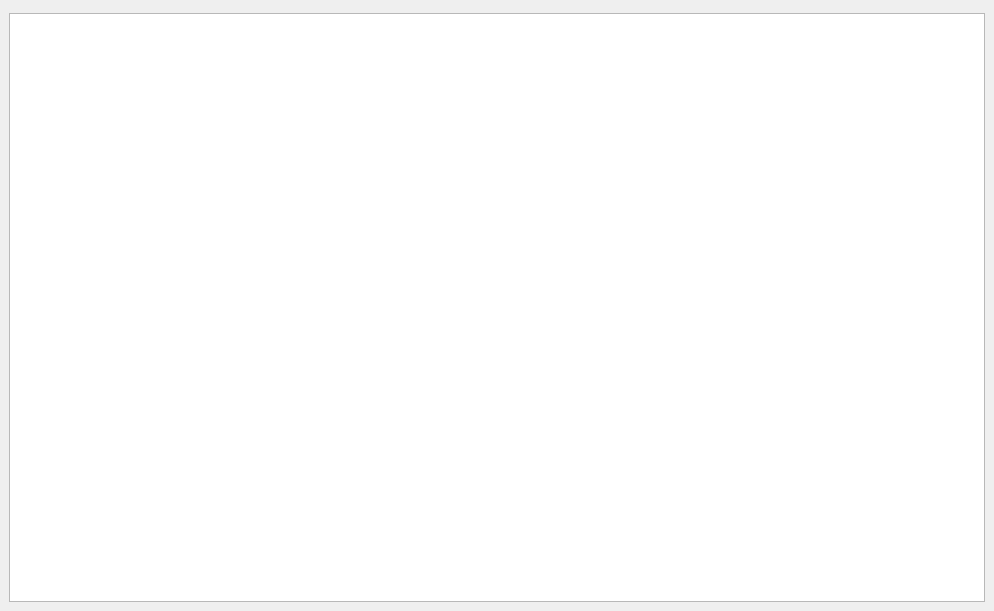
This is src/plugins/qmldesigner/qmldesignerextension/connectioneditor/connectionviewwidget.ui in qt-creator/qt-creator as Qt 5 draws it before an edit. The edited form follows.
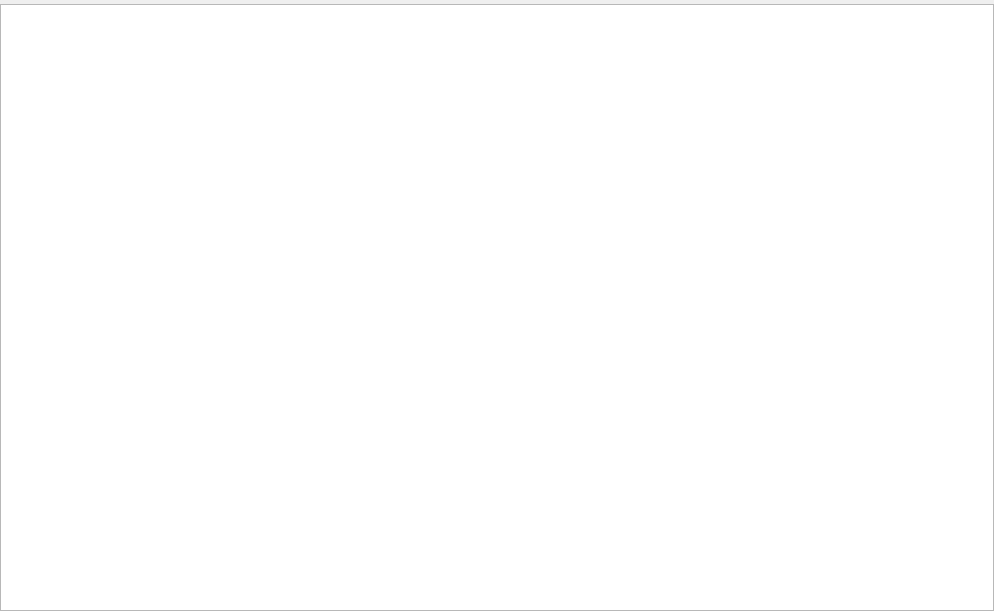
This is the edited form.

Commit message:
QmlDesigner: Remove unneeded margin around the connection view
The other tabs also have no margin.

Diff of the .ui file:
```diff
--- a/src/plugins/qmldesigner/qmldesignerextension/connectioneditor/connectionviewwidget.ui
+++ b/src/plugins/qmldesigner/qmldesignerextension/connectioneditor/connectionviewwidget.ui
@@ -208,6 +208,18 @@
      </widget>
      <widget class="QWidget" name="backendViewPage">
       <layout class="QGridLayout" name="gridLayout_5">
+       <property name="leftMargin">
+        <number>0</number>
+       </property>
+       <property name="topMargin">
+        <number>0</number>
+       </property>
+       <property name="rightMargin">
+        <number>0</number>
+       </property>
+       <property name="bottomMargin">
+        <number>0</number>
+       </property>
        <item row="0" column="0">
         <widget class="QTableView" name="backendView">
          <property name="alternatingRowColors">
```
